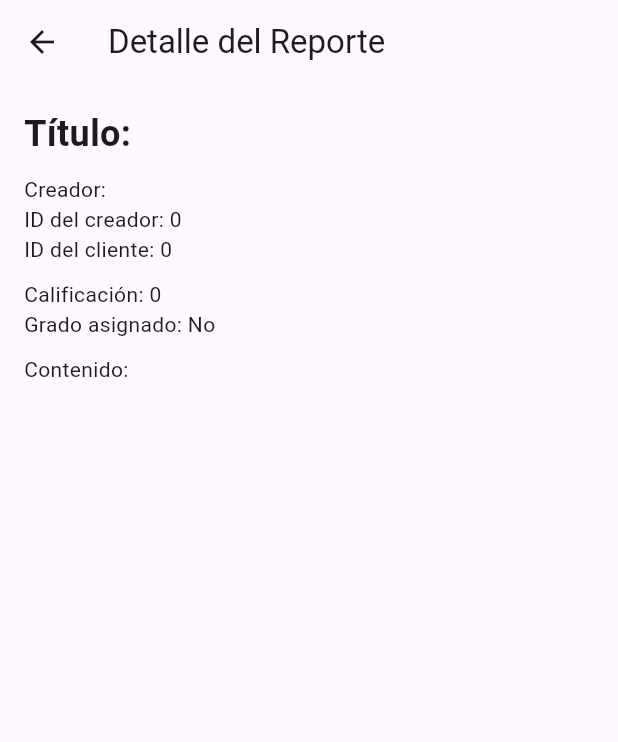
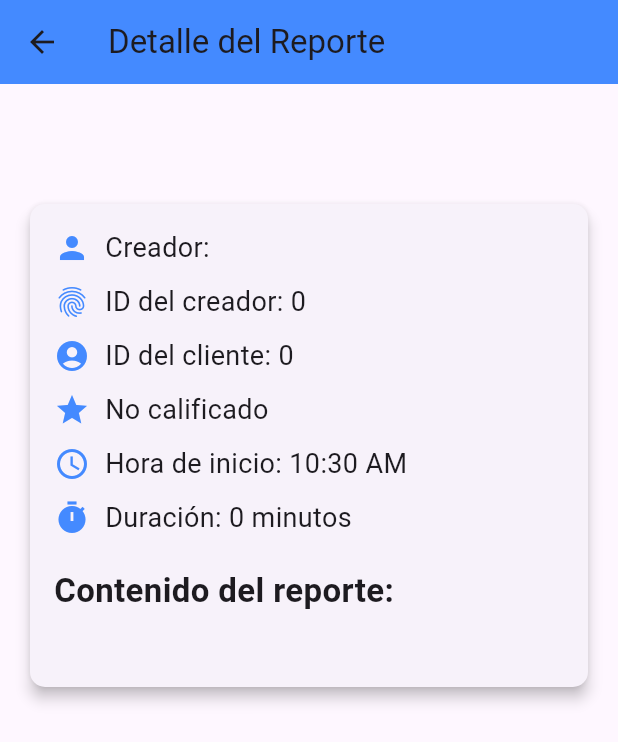
Before and after one commit to Sazumo203/Proyecto_En_Clase_Movil, a Flutter app: the ReporteView screen opened directly with empty values, on a phone screen of 412 x 824 dp. Shown: the top 742 px of the screen. Run offline on Flutter 3.47's test engine with Material 3 defaults, Android fonts, the phone set to English and light mode, and no system bars; our stand-ins replace get; missing offline and left inert: dart:html.

Commit message:
Más bonito y corregido los reportes

```diff
--- a/proyecto_1/lib/domain/models/Reportes.dart
+++ b/proyecto_1/lib/domain/models/Reportes.dart
@@ -1,3 +1,5 @@
+import 'package:flutter/material.dart';
+
 class Reporte {
   Reporte(
       {this.id,
@@ -7,7 +9,9 @@ class Reporte {
       required this.body,
       required this.grade,
       required this.idcliente,
-      required this.itsgraded});
+      required this.itsgraded,
+      required this.horainicio,
+      required this.duracion});
 
   int? id;
   int? idcliente;
@@ -17,6 +21,8 @@ class Reporte {
   String body;
   int grade;
   bool itsgraded;
+  TimeOfDay horainicio;
+  int duracion;
 
   String get gtitle => title;
   String get gcreatorName => creatorName;
@@ -29,7 +35,9 @@ class Reporte {
       title: json["title"] ?? "NA",
       body: json["body"] ?? "NA",
       grade: json["grade"] ?? "0",
-      itsgraded: json["itsgraded"] ?? false);
+      itsgraded: json["itsgraded"] ?? false,
+      horainicio: json["horainicio"] ?? "04:20:00",
+      duracion: json["duracion"] ?? 30);
 
   Map<String, dynamic> toJson() => {
         "id": id ?? 0,
@@ -39,6 +47,8 @@ class Reporte {
         "title": title,
         "body": body,
         "grade": grade,
-        "itsgraded": itsgraded
+        "itsgraded": itsgraded,
+        "horainicio": horainicio,
+        "duracion": duracion
       };
 }
--- a/proyecto_1/lib/ui/pages/pages/add_report.dart
+++ b/proyecto_1/lib/ui/pages/pages/add_report.dart
@@ -2,6 +2,8 @@ import 'package:proyecto_1/domain/models/Reportes.dart';
 import 'package:flutter/material.dart';
 import 'package:get/get.dart';
 import 'package:proyecto_1/ui/pages/controllers/Report_controller.dart';
+import 'package:proyecto_1/ui/pages/widgets/hora.dart';
+import 'package:proyecto_1/ui/pages/widgets/inputint.dart';
 
 class NewReportPage extends StatefulWidget {
   const NewReportPage({Key? key}) : super(key: key);
@@ -16,6 +18,15 @@ class _NewUserPageState extends State<NewReportPage> {
   final controllerTitle = TextEditingController();
   final controllerBody = TextEditingController();
   final controllerGrade = TextEditingController();
+  final timeController = TextEditingController();
+  TimeOfDay _selectedTime = const TimeOfDay(
+      hour: 4, minute: 20); // Controlador para guardar la hora seleccionada
+
+  final controllerDuracion =
+      TextEditingController(); // Controlador del campo de texto
+
+  //final TextEditingController integerController =
+  //  TextEditingController(); // Controlador para el número entero
 
   @override
   Widget build(BuildContext context) {
@@ -51,7 +62,7 @@ class _NewUserPageState extends State<NewReportPage> {
             TextField(
                 controller: controllerTitle,
                 decoration: const InputDecoration(
-                  labelText: 'Title: ',
+                  labelText: 'Título del reporte: ',
                 )),
             const SizedBox(
               height: 20,
@@ -60,8 +71,29 @@ class _NewUserPageState extends State<NewReportPage> {
                 controller: controllerBody,
                 keyboardType: TextInputType.emailAddress,
                 decoration: const InputDecoration(
-                  labelText: 'Body: ',
+                  labelText: 'Descripción del reporte: ',
                 )),
+            const SizedBox(
+              height: 20,
+            ),
+            HoraSelector(
+              label: "Hora inicio de atención",
+              onTimeSelected: (selectedTime) {
+                setState(() {
+                  _selectedTime = selectedTime; // Guardar la hora seleccionada
+                });
+              },
+            ),
+            const SizedBox(
+              height: 20,
+            ),
+            NumeroEnteroInput(
+              label: "Ingrese la duración (En minutos): ",
+              controller: controllerDuracion, // Pasar el controlador
+              onTextChanged: (text) {
+                // Puedes hacer algo con el texto cambiado
+              },
+            ),
             const SizedBox(
               height: 20,
             ),
@@ -82,10 +114,15 @@ class _NewUserPageState extends State<NewReportPage> {
                                 title: controllerTitle.text,
                                 body: controllerBody.text,
                                 grade: 0,
-                                itsgraded: false));
+                                itsgraded: false,
+                                horainicio: _selectedTime,
+                                // horainicio: timeController.text,
+                                duracion: int.parse(controllerDuracion.text)
+                                //duracion: int.parse(integerController.text)
+                                ));
                             Get.back();
                           },
-                          child: const Text("Save")))
+                          child: const Text("Guardar Reporte")))
                 ],
               ),
             )
--- a/proyecto_1/lib/ui/pages/pages/login.dart
+++ b/proyecto_1/lib/ui/pages/pages/login.dart
@@ -5,7 +5,6 @@ import 'package:proyecto_1/ui/pages/pages/report_list.dart';
 
 class LoginScreen extends StatefulWidget {
   const LoginScreen({super.key});
-
 
   @override
   State<LoginScreen> createState() => _LoginScreenState();
@@ -75,7 +74,8 @@ class _LoginScreenState extends State<LoginScreen> {
                       final form = _formKey.currentState;
                       form!.save();
                       if (form.validate()) {
-                        if (await loginController.login(_emailController.text,_passwordController.text)) {
+                        if (await loginController.login(
+                            _emailController.text, _passwordController.text)) {
                           Get.offAll(const Reportlist(
                             key: Key('Reportlist'),
                           ));
@@ -100,7 +100,6 @@ class _LoginScreenState extends State<LoginScreen> {
                 const SizedBox(
                   height: 20,
                 ),
-
               ],
             ),
           ),
--- a/proyecto_1/lib/ui/pages/pages/report_list.dart
+++ b/proyecto_1/lib/ui/pages/pages/report_list.dart
@@ -53,7 +53,7 @@ class _Reportlist extends State<Reportlist> {
           return Card(
             child: ListTile(
               title: Text(reporte.gtitle),
-              subtitle: Text(reporte.gcreatorName),
+              subtitle: Text(reporte.body),
               onTap: () {
                 Get.to(ReporteView(reporte: reporte));
               },
--- a/proyecto_1/lib/ui/pages/pages/view_report.dart
+++ b/proyecto_1/lib/ui/pages/pages/view_report.dart
@@ -1,7 +1,7 @@
-// Widget para visualizar el reporte
 import 'package:flutter/material.dart';
 import 'package:proyecto_1/domain/models/Reportes.dart';
 
+// Widget para visualizar el reporte con diseño mejorado
 class ReporteView extends StatelessWidget {
   final Reporte reporte;
 
@@ -12,25 +12,127 @@ class ReporteView extends StatelessWidget {
     return Scaffold(
       appBar: AppBar(
         title: Text('Detalle del Reporte'),
+        backgroundColor: Colors.blueAccent,
       ),
       body: Padding(
-        padding: EdgeInsets.all(16.0),
+        padding: const EdgeInsets.all(16.0),
+        child: ListView(
+          // Usamos ListView para permitir desplazamiento si hay mucho contenido
+          children: [
+            Center(
+              child: Text(
+                reporte.title,
+                style: TextStyle(
+                  fontSize: 28,
+                  fontWeight: FontWeight.bold,
+                  color: Colors.blueAccent,
+                ),
+              ),
+            ),
+            SizedBox(height: 20),
+            Card(
+              // Usamos Card para dar estilo al contenedor
+              elevation: 4,
+              shape: RoundedRectangleBorder(
+                borderRadius: BorderRadius.circular(10),
+              ),
+              child: Padding(
+                padding: const EdgeInsets.all(16.0),
                 child: Column(
                   crossAxisAlignment: CrossAxisAlignment.start,
                   children: [
-            Text('Título: ${reporte.title}',
-                style: TextStyle(fontSize: 24, fontWeight: FontWeight.bold)),
+                    // Información del creador
+                    Row(
+                      children: [
+                        Icon(Icons.person, color: Colors.blueAccent),
+                        SizedBox(width: 10),
+                        Text(
+                          'Creador: ${reporte.creatorName}',
+                          style: TextStyle(fontSize: 18),
+                        ),
+                      ],
+                    ),
                     SizedBox(height: 10),
-            Text('Creador: ${reporte.creatorName}'),
-            Text('ID del creador: ${reporte.creactorId}'),
-            Text('ID del cliente: ${reporte.idcliente}'),
+                    Row(
+                      children: [
+                        Icon(Icons.fingerprint, color: Colors.blueAccent),
+                        SizedBox(width: 10),
+                        Text(
+                          'ID del creador: ${reporte.creactorId}',
+                          style: TextStyle(fontSize: 18),
+                        ),
+                      ],
+                    ),
                     SizedBox(height: 10),
-            Text('Calificación: ${reporte.grade}'),
-            Text('Grado asignado: ${reporte.itsgraded ? "Sí" : "No"}'),
+                    // Información del cliente
+                    Row(
+                      children: [
+                        Icon(Icons.account_circle, color: Colors.blueAccent),
+                        SizedBox(width: 10),
+                        Text(
+                          'ID del cliente: ${reporte.idcliente}',
+                          style: TextStyle(fontSize: 18),
+                        ),
+                      ],
+                    ),
                     SizedBox(height: 10),
-            Text('Contenido:'),
+                    // Sección de calificación
+                    Row(
+                      children: [
+                        Icon(
+                          Icons.grade,
+                          color: Colors.blueAccent,
+                        ),
+                        SizedBox(width: 10),
+                        Text(
+                          reporte.itsgraded
+                              ? 'Calificación: ${reporte.grade}'
+                              : 'No calificado',
+                          style: TextStyle(fontSize: 18),
+                        ),
+                      ],
+                    ),
                     SizedBox(height: 10),
-            Text(reporte.body),
+                    // Hora de inicio y duración
+                    Row(
+                      children: [
+                        Icon(Icons.access_time, color: Colors.blueAccent),
+                        SizedBox(width: 10),
+                        Text(
+                          'Hora de inicio: ${reporte.horainicio.format(context)}',
+                          style: TextStyle(fontSize: 18),
+                        ),
+                      ],
+                    ),
+                    SizedBox(height: 10),
+                    Row(
+                      children: [
+                        Icon(Icons.timer, color: Colors.blueAccent),
+                        SizedBox(width: 10),
+                        Text(
+                          'Duración: ${reporte.duracion} minutos',
+                          style: TextStyle(fontSize: 18),
+                        ),
+                      ],
+                    ),
+                    SizedBox(height: 20),
+                    // Contenido del reporte
+                    Text(
+                      'Contenido del reporte:',
+                      style: TextStyle(
+                        fontSize: 22,
+                        fontWeight: FontWeight.bold,
+                      ),
+                    ),
+                    SizedBox(height: 10),
+                    Text(
+                      reporte.body,
+                      style: TextStyle(fontSize: 16),
+                    ),
+                  ],
+                ),
+              ),
+            ),
           ],
         ),
       ),
```
Also changed, not shown: proyecto_1/lib/ui/pages/controllers/Report_controller.dart (+11 -6 lines), proyecto_1/lib/ui/pages/widgets/hora.dart (added, +49 -0 lines), proyecto_1/lib/ui/pages/widgets/inputint.dart (added, +43 -0 lines). Lines whose indentation alone changed are shown as unchanged.
